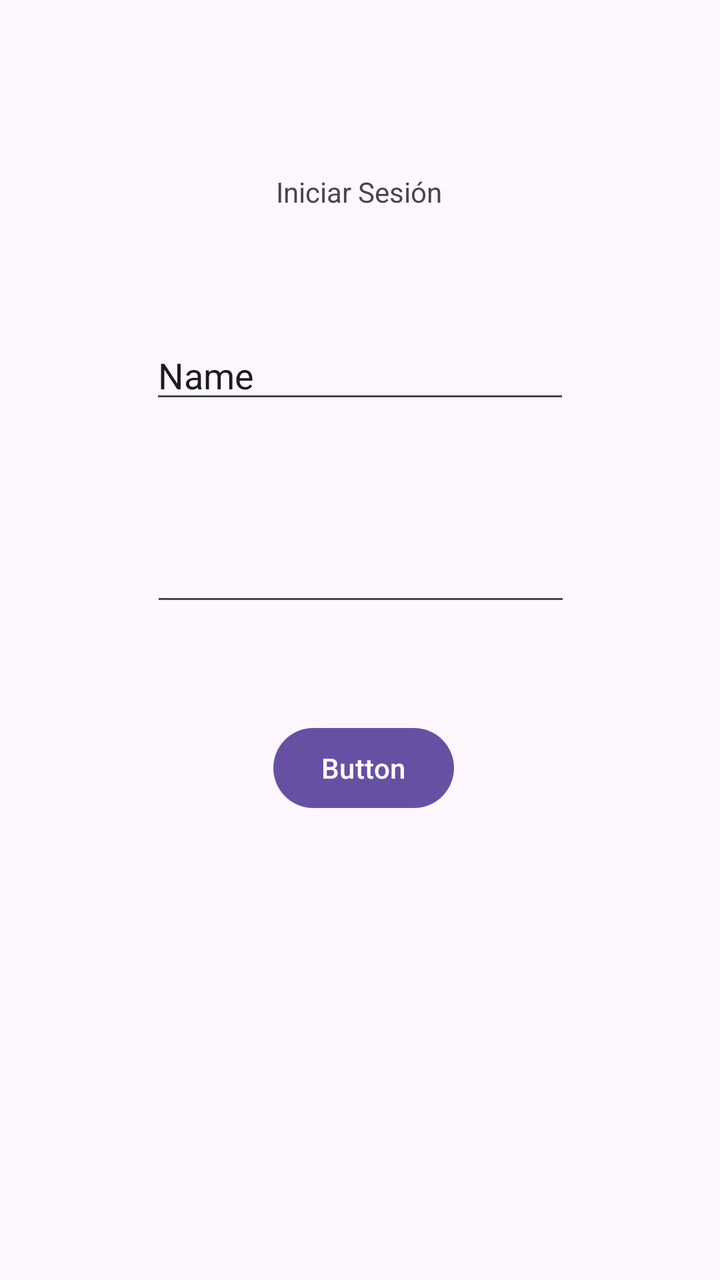
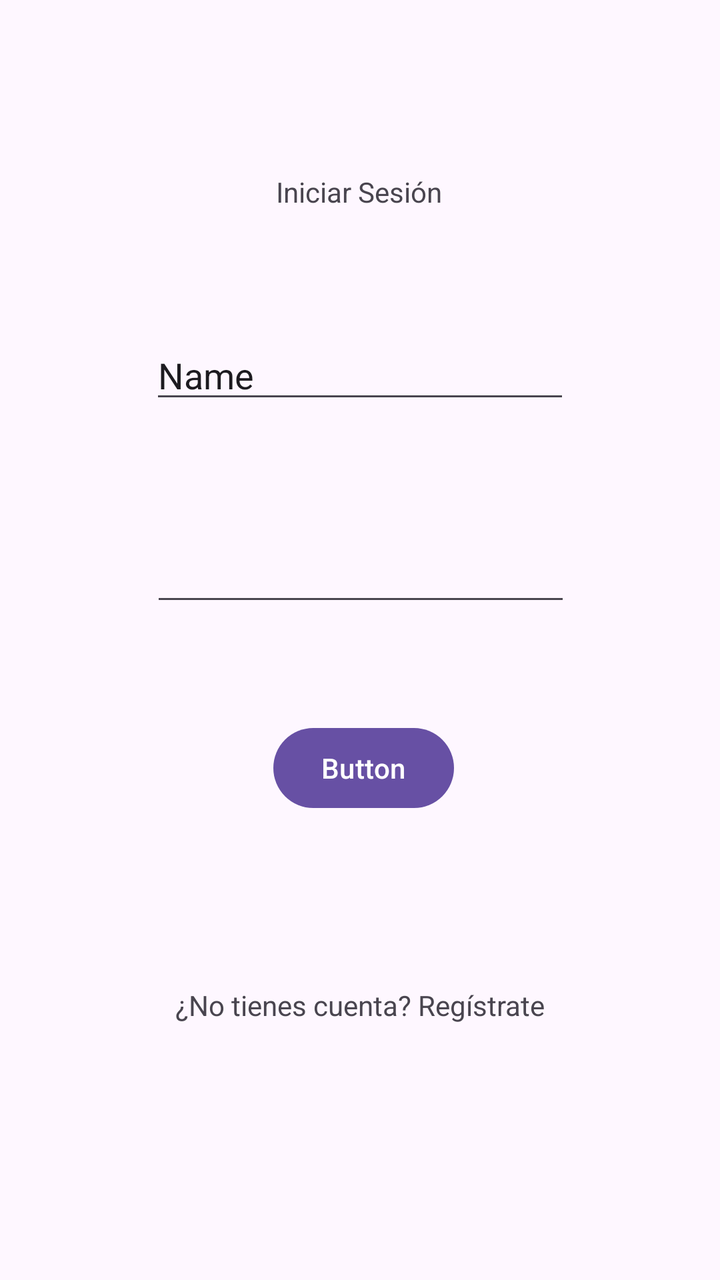

Before-and-after screenshots of an Android layout around one commit, followed by the original layout XML and the change that was made.
<!-- AndroidManifest.xml: application theme Theme.TecnicaPomodoro -->
<!-- res/layout/activity_main.xml -->
<?xml version="1.0" encoding="utf-8"?>
<androidx.constraintlayout.widget.ConstraintLayout xmlns:android="http://schemas.android.com/apk/res/android"
    xmlns:app="http://schemas.android.com/apk/res-auto"
    xmlns:tools="http://schemas.android.com/tools"
    android:id="@+id/main"
    android:layout_width="match_parent"
    android:layout_height="match_parent"
    tools:context=".MainActivity">

    <EditText
        android:id="@+id/editTextText"
        android:layout_width="wrap_content"
        android:layout_height="wrap_content"
        android:layout_marginBottom="60dp"
        android:ems="10"
        android:inputType="text"
        android:text="Name"
        app:layout_constraintBottom_toTopOf="@+id/editTextTextPassword"
        app:layout_constraintEnd_toEndOf="parent"
        app:layout_constraintStart_toStartOf="parent" />

    <EditText
        android:id="@+id/editTextTextPassword"
        android:layout_width="wrap_content"
        android:layout_height="wrap_content"
        android:layout_marginBottom="52dp"
        android:ems="10"
        android:inputType="textPassword"
        app:layout_constraintBottom_toTopOf="@+id/button"
        app:layout_constraintEnd_toEndOf="parent"
        app:layout_constraintHorizontal_bias="0.502"
        app:layout_constraintStart_toStartOf="parent" />

    <Button
        android:id="@+id/button"
        android:layout_width="wrap_content"
        android:layout_height="wrap_content"
        android:layout_marginBottom="232dp"
        android:text="Button"
        app:layout_constraintBottom_toBottomOf="parent"
        app:layout_constraintEnd_toEndOf="parent"
        app:layout_constraintHorizontal_bias="0.507"
        app:layout_constraintStart_toStartOf="parent" />

    <TextView
        android:id="@+id/textView"
        android:layout_width="wrap_content"
        android:layout_height="wrap_content"
        android:layout_marginBottom="60dp"
        android:text="Iniciar Sesión"
        app:layout_constraintBottom_toTopOf="@+id/editTextText"
        app:layout_constraintEnd_toEndOf="parent"
        app:layout_constraintHorizontal_bias="0.498"
        app:layout_constraintStart_toStartOf="parent"
        app:layout_constraintTop_toTopOf="parent"
        app:layout_constraintVertical_bias="1.0" />
</androidx.constraintlayout.widget.ConstraintLayout>
<!-- resources referenced by this layout -->
<resources>
  <style name="Theme.TecnicaPomodoro" parent="Base.Theme.TecnicaPomodoro" />
  <style name="Base.Theme.TecnicaPomodoro" parent="Theme.Material3.DayNight.NoActionBar">
          
          
      </style>
</resources>

<!-- the commit's change to res/layout/activity_main.xml (unified diff, before → after) -->
@@ -54,4 +54,14 @@
         app:layout_constraintStart_toStartOf="parent"
         app:layout_constraintTop_toTopOf="parent"
         app:layout_constraintVertical_bias="1.0" />
+    <TextView
+        android:id="@+id/tvRegistrate"
+        android:layout_width="wrap_content"
+        android:layout_height="wrap_content"
+        android:layout_marginBottom="120dp"
+        android:padding="8dp"
+        android:text="¿No tienes cuenta? Regístrate"
+        app:layout_constraintBottom_toBottomOf="parent"
+        app:layout_constraintEnd_toEndOf="parent"
+        app:layout_constraintStart_toStartOf="parent" />
 </androidx.constraintlayout.widget.ConstraintLayout>
